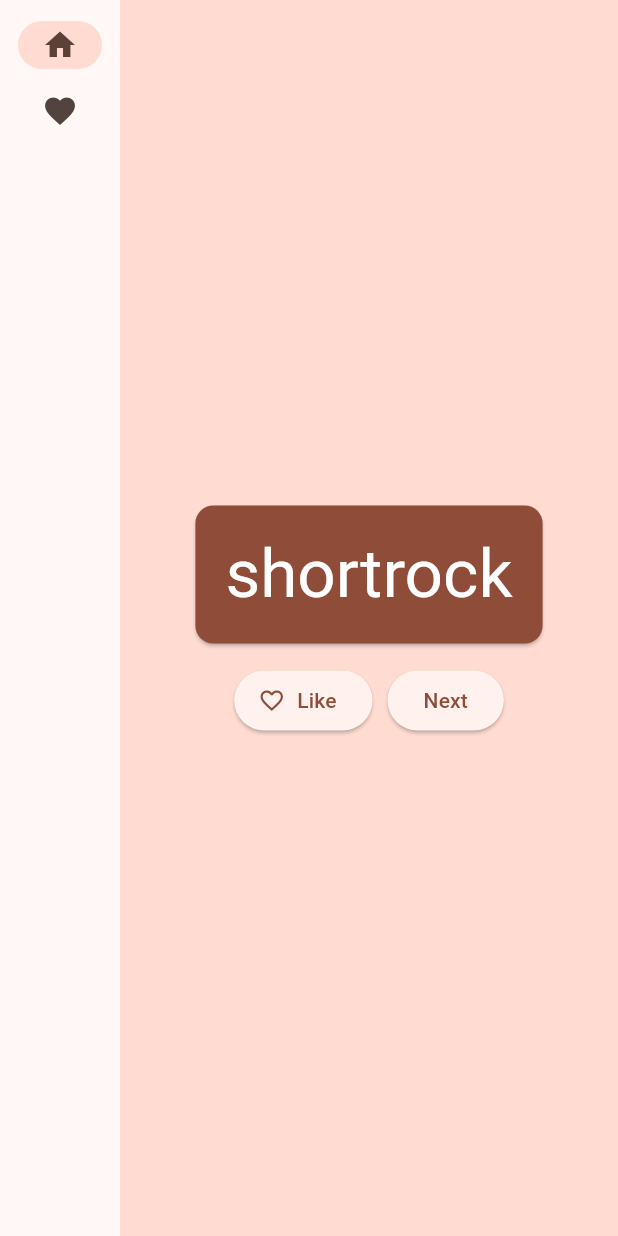
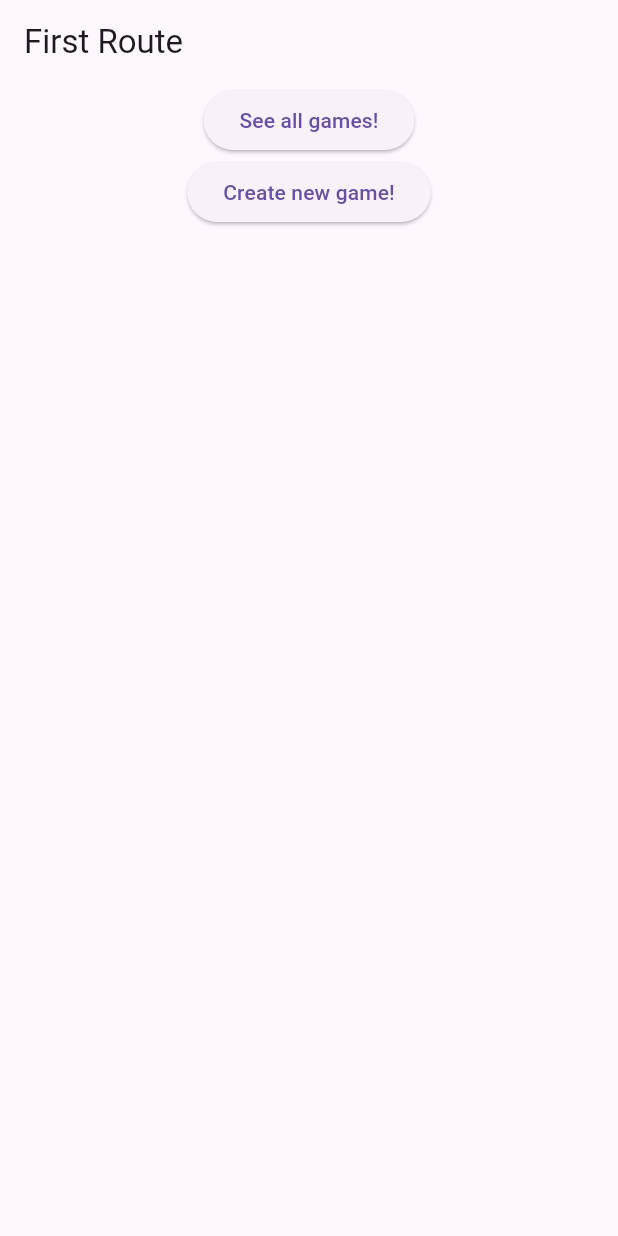
Before and after one commit to mezgoodle/UnoCounter, a Flutter app: the screen it shows after launch, on a phone screen of 412 x 824 dp. Run offline on Flutter 3.47's test engine with Material 3 defaults, Android fonts, the phone set to English and light mode, and no system bars; Roboto replaces fonts that are missing (Poppins).

Commit message:
Create Pages

```diff
--- a/lib/main.dart
+++ b/lib/main.dart
@@ -1,9 +1,9 @@
-import 'package:english_words/english_words.dart';
 import 'package:flutter/material.dart';
-import 'package:provider/provider.dart';
+
+import 'pages/home.dart';
 
 void main() {
-  runApp(MyApp());
+  runApp(const MyApp());
 }
 
 class MyApp extends StatelessWidget {
@@ -11,196 +11,9 @@ class MyApp extends StatelessWidget {
 
   @override
   Widget build(BuildContext context) {
-    return ChangeNotifierProvider(
-      create: (context) => MyAppState(),
-      child: MaterialApp(
-        title: 'Namer App',
-        theme: ThemeData(
-          useMaterial3: true,
-          colorScheme: ColorScheme.fromSeed(seedColor: Colors.deepOrange),
-        ),
-        home: MyHomePage(),
-      ),
-    );
+    return MaterialApp(
+        debugShowCheckedModeBanner: true,
+        theme: ThemeData(fontFamily: 'Poppins'),
+        home: HomePage());
   }
 }
-
-class MyAppState extends ChangeNotifier {
-  var current = WordPair.random();
-
-  void getNext() {
-    current = WordPair.random();
-    notifyListeners();
-  }
-
-  var favorites = <WordPair>[];
-
-  void toggleFavorite() {
-    if (favorites.contains(current)) {
-      favorites.remove(current);
-    } else {
-      favorites.add(current);
-    }
-    notifyListeners();
-  }
-}
-
-class MyHomePage extends StatefulWidget {
-  @override
-  State<MyHomePage> createState() => _MyHomePageState();
-}
-
-class _MyHomePageState extends State<MyHomePage> {
-  var selectedIndex = 0;
-
-  @override
-  Widget build(BuildContext context) {
-    Widget page;
-    switch (selectedIndex) {
-      case 0:
-        page = GeneratorPage();
-      case 1:
-        page = FavoritesPage();
-      default:
-        throw UnimplementedError('no widget for $selectedIndex');
-    }
-    return Scaffold(
-      body: Row(
-        children: [
-          SafeArea(
-            child: NavigationRail(
-              extended: false,
-              destinations: [
-                NavigationRailDestination(
-                  icon: Icon(Icons.home),
-                  label: Text('Home'),
-                ),
-                NavigationRailDestination(
-                  icon: Icon(Icons.favorite),
-                  label: Text('Favorites'),
-                ),
-              ],
-              selectedIndex: selectedIndex,
-              onDestinationSelected: (value) {
-                setState(() {
-                  selectedIndex = value;
-                });
-              },
-            ),
-          ),
-          Expanded(
-            child: Container(
-              color: Theme.of(context).colorScheme.primaryContainer,
-              child: page,
-            ),
-          ),
-        ],
-      ),
-    );
-  }
-}
-
-class GeneratorPage extends StatelessWidget {
-  @override
-  Widget build(BuildContext context) {
-    var appState = context.watch<MyAppState>();
-    var pair = appState.current;
-
-    IconData icon;
-    if (appState.favorites.contains(pair)) {
-      icon = Icons.favorite;
-    } else {
-      icon = Icons.favorite_border;
-    }
-
-    return Center(
-      child: Column(
-        mainAxisAlignment: MainAxisAlignment.center,
-        children: [
-          BigCard(pair: pair),
-          SizedBox(height: 10),
-          Row(
-            mainAxisSize: MainAxisSize.min,
-            children: [
-              ElevatedButton.icon(
-                onPressed: () {
-                  appState.toggleFavorite();
-                },
-                icon: Icon(icon),
-                label: Text('Like'),
-              ),
-              SizedBox(width: 10),
-              ElevatedButton(
-                onPressed: () {
-                  appState.getNext();
-                },
-                child: Text('Next'),
-              ),
-            ],
-          ),
-        ],
-      ),
-    );
-  }
-}
-
-class BigCard extends StatelessWidget {
-  const BigCard({
-    super.key,
-    required this.pair,
-  });
-
-  final WordPair pair;
-
-  @override
-  Widget build(BuildContext context) {
-    var theme = Theme.of(context);
-
-    var style = theme.textTheme.displayMedium!.copyWith(
-      color: theme.colorScheme.onPrimary,
-    );
-
-    return Card(
-      color: theme.colorScheme.primary,
-      child: Padding(
-        padding: const EdgeInsets.all(20.0),
-        child: Text(
-          pair.asLowerCase,
-          style: style,
-          semanticsLabel: pair.asPascalCase,
-        ),
-      ),
-    );
-  }
-}
-
-// ...
-
-class FavoritesPage extends StatelessWidget {
-  @override
-  Widget build(BuildContext context) {
-    var appState = context.watch<MyAppState>();
-
-    if (appState.favorites.isEmpty) {
-      return Center(
-        child: Text('No favorites yet.'),
-      );
-    }
-
-    return ListView(
-      children: [
-        Padding(
-          padding: const EdgeInsets.all(20),
-          child: Text('You have '
-              '${appState.favorites.length} favorites:'),
-        ),
-        for (var pair in appState.favorites)
-          ListTile(
-            key: ValueKey(pair.asPascalCase),
-            leading: Icon(Icons.favorite),
-            title: Text(pair.asLowerCase),
-          ),
-      ],
-    );
-  }
-}
--- /dev/null
+++ b/lib/pages/home.dart
@@ -0,0 +1,40 @@
+import 'package:flutter/material.dart';
+import 'package:unocounter/pages/games.dart';
+import 'package:unocounter/pages/new_game.dart';
+
+class HomePage extends StatelessWidget {
+  const HomePage({super.key});
+
+  @override
+  Widget build(BuildContext context) {
+    return Scaffold(
+      appBar: AppBar(
+        title: const Text('First Route'),
+      ),
+      body: Center(
+        child: Column(
+          children: [
+            ElevatedButton(
+              child: const Text('See all games!'),
+              onPressed: () {
+                Navigator.push(
+                  context,
+                  MaterialPageRoute(builder: (context) => const GamesPage()),
+                );
+              },
+            ),
+            ElevatedButton(
+              child: const Text('Create new game!'),
+              onPressed: () {
+                Navigator.push(
+                  context,
+                  MaterialPageRoute(builder: (context) => const NewGamePage()),
+                );
+              },
+            ),
+          ],
+        ),
+      ),
+    );
+  }
+}
```
Also changed, not shown: lib/pages/games.dart (added, +22 -0 lines), lib/pages/new_game.dart (added, +22 -0 lines).
